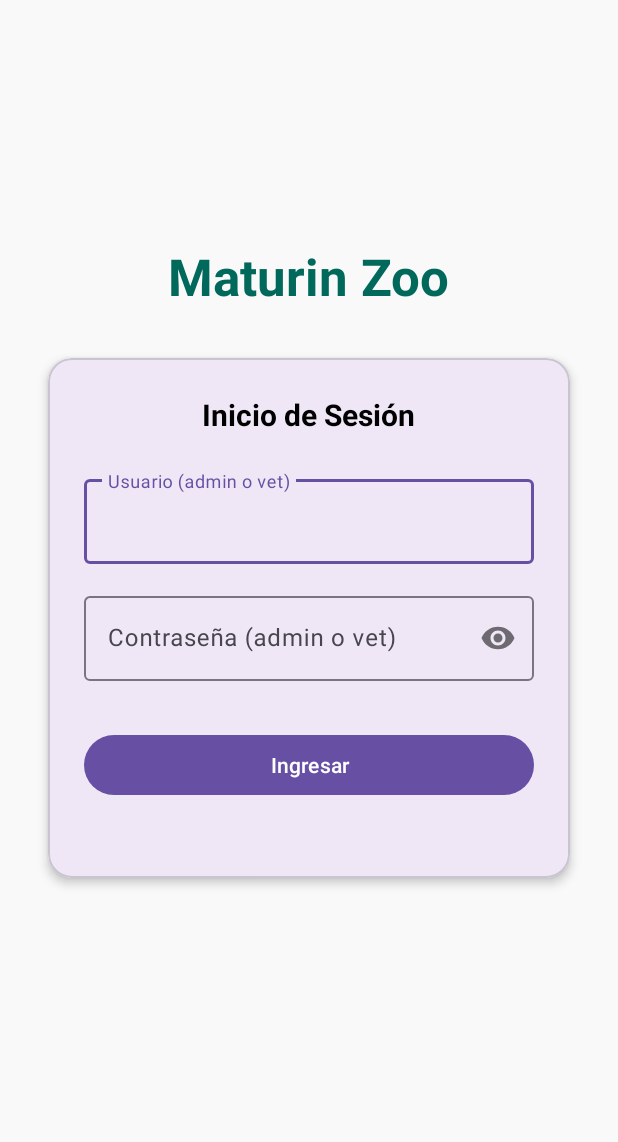
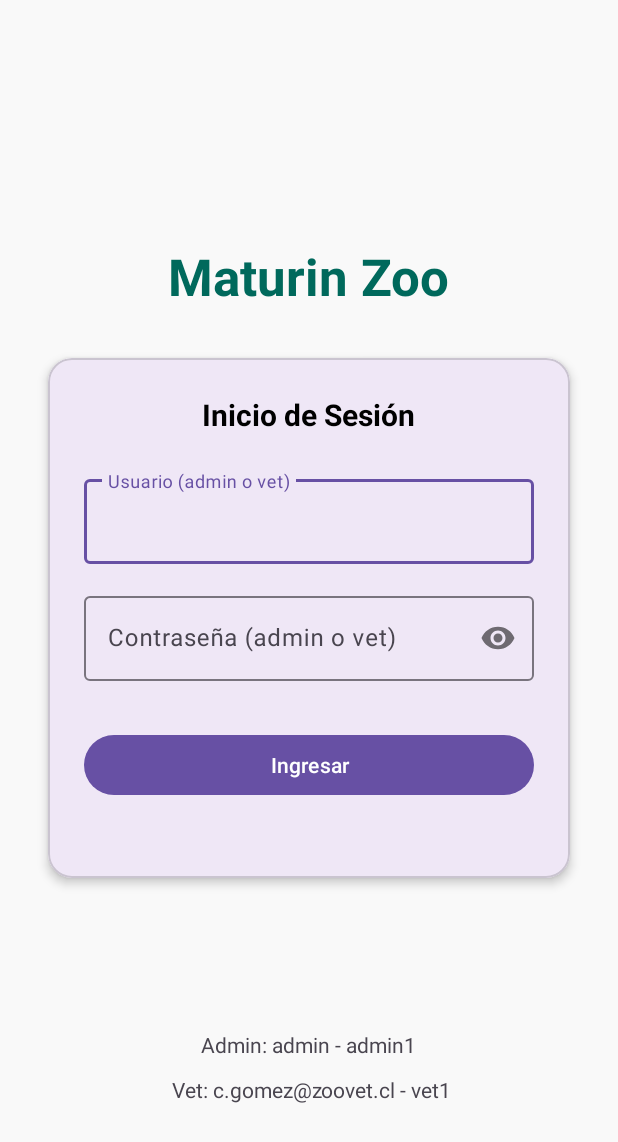
Before and after one commit to elpepesech12/App_Veterinaria, an Android app: the screen it shows after launch (MainActivity), on a phone screen of 412 x 824 dp. Shown: the top 1142 px of the screen. Run offline under Robolectric (Android 15) with nearby library versions, the phone set to English and light mode, and no system bars.

Commit message:
Se agrega las credenciales para iniciar sesion

```diff
--- a/app/src/main/res/layout/activity_main.xml
+++ b/app/src/main/res/layout/activity_main.xml
@@ -92,4 +92,28 @@
         </LinearLayout>
     </com.google.android.material.card.MaterialCardView>
 
+    <TextView
+        android:id="@+id/txt_credencial_admin"
+        android:layout_width="wrap_content"
+        android:layout_height="wrap_content"
+        android:text="Admin: admin - admin1"
+        app:layout_constraintBottom_toBottomOf="parent"
+        app:layout_constraintEnd_toEndOf="parent"
+        app:layout_constraintHorizontal_bias="0.498"
+        app:layout_constraintStart_toStartOf="parent"
+        app:layout_constraintTop_toTopOf="parent"
+        app:layout_constraintVertical_bias="0.853" />
+
+    <TextView
+        android:id="@+id/txt_credencial_vet"
+        android:layout_width="wrap_content"
+        android:layout_height="wrap_content"
+        android:text="Vet: c.gomez@zoovet.cl - vet1"
+        app:layout_constraintBottom_toBottomOf="parent"
+        app:layout_constraintEnd_toEndOf="parent"
+        app:layout_constraintHorizontal_bias="0.506"
+        app:layout_constraintStart_toStartOf="parent"
+        app:layout_constraintTop_toTopOf="parent"
+        app:layout_constraintVertical_bias="0.891" />
+
 </androidx.constraintlayout.widget.ConstraintLayout>
```
